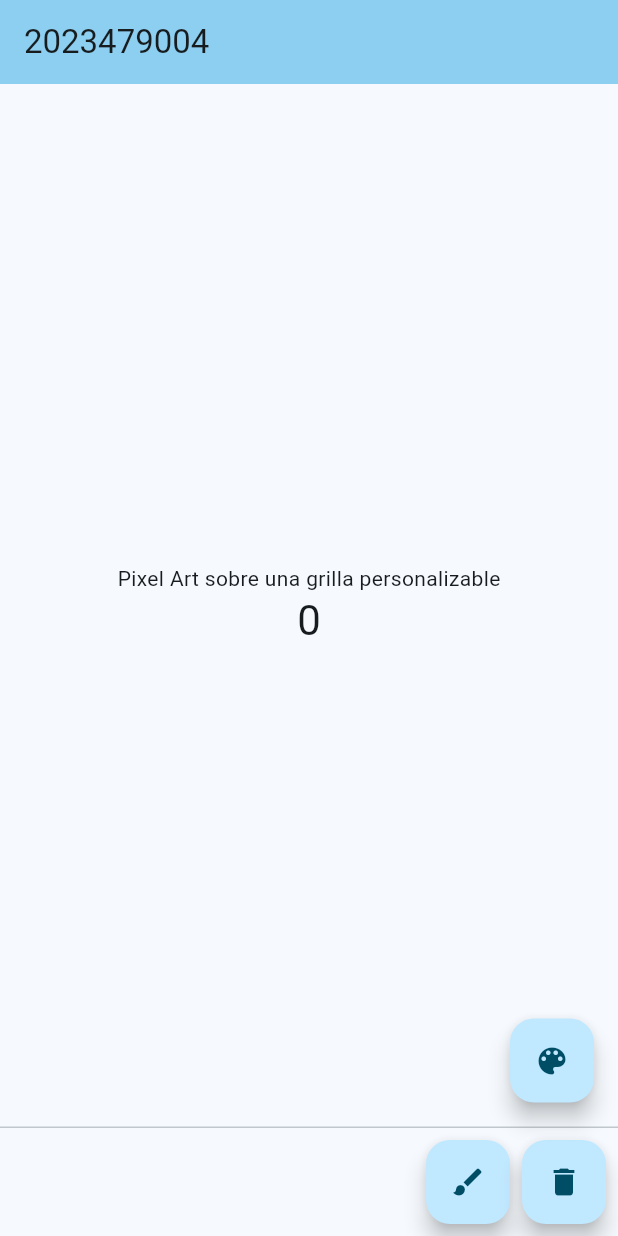
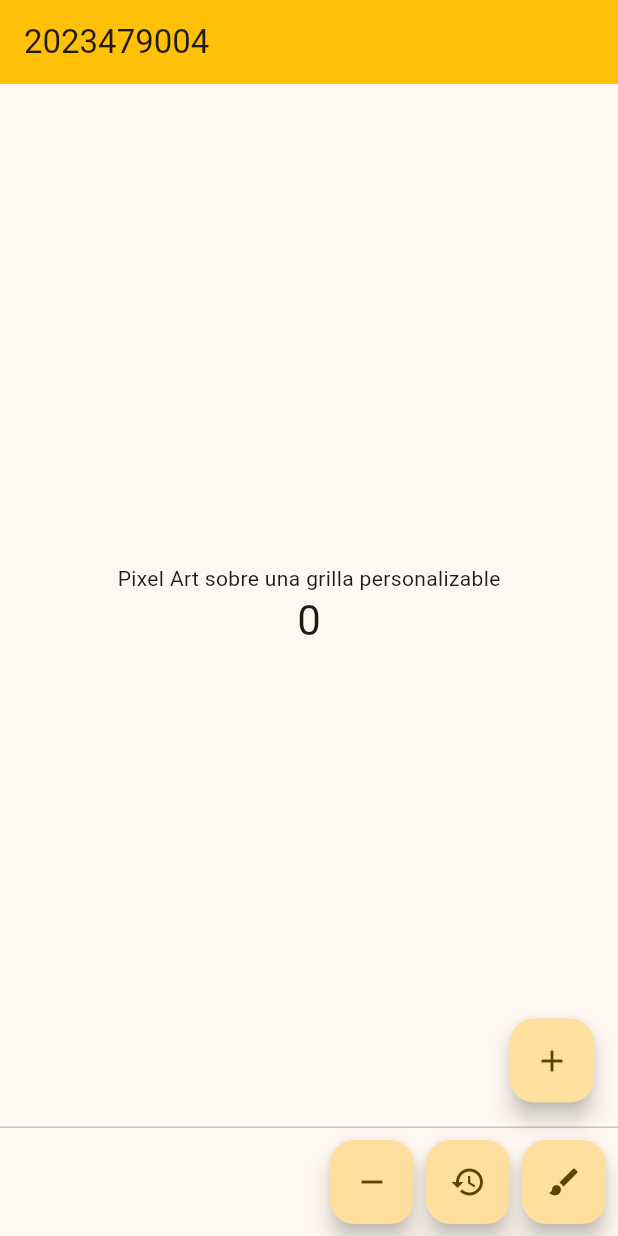
Before and after one commit to iondrw/3479A321_2023479004, a Flutter app: the screen it shows after launch, on a phone screen of 412 x 824 dp. Run offline on Flutter 3.47's test engine with Material 3 defaults, Android fonts, the phone set to English and light mode, and no system bars.

Commit message:
Laboratorio 2 finalizado

```diff
--- a/lib/main.dart
+++ b/lib/main.dart
@@ -1,4 +1,6 @@
 import 'package:flutter/material.dart';
+
+Color _appColor = Colors.amber;
 
 void main() {
   runApp(const MyApp());
@@ -29,7 +31,7 @@
         // This works for code too, not just values: Most code changes can be
         // tested with just a hot reload.
         colorScheme: ColorScheme.fromSeed(
-          seedColor: const Color.fromARGB(255, 20, 183, 237),
+          seedColor: _appColor, //const Color.fromARGB(255, 20, 183, 237),
         ),
       ),
       home: const MyHomePage(title: '2023479004'),
@@ -57,6 +59,7 @@
 
 class _MyHomePageState extends State<MyHomePage> {
   int _counter = 0;
+
   void _incrementCounter() {
     setState(() {
       // This call to setState tells the Flutter framework that something has
@@ -70,11 +73,6 @@
 
   void _decrementCounter() {
     setState(() {
-      // This call to setState tells the Flutter framework that something has
-      // changed in this State, which causes it to rerun the build method below
-      // so that the display can reflect the updated values. If we changed
-      // _counter without calling setState(), then the build method would not be
-      // called again, and so nothing would appear to happen.
       _counter--;
     });
   }
@@ -82,6 +80,12 @@
   void _resetCounter() {
     setState(() {
       _counter = 0;
+    });
+  }
+
+  void _changeColor() {
+    setState(() {
+      _appColor = const Color.fromARGB(255, 88, 5, 255);
     });
   }
 
@@ -98,7 +102,8 @@
         // TRY THIS: Try changing the color here to a specific color (to
         // Colors.amber, perhaps?) and trigger a hot reload to see the AppBar
         // change color while the other colors stay the same.
-        backgroundColor: Theme.of(context).colorScheme.inversePrimary,
+        backgroundColor:
+            _appColor, //Theme.of(context).colorScheme.inversePrimary,
         // Here we take the value from the MyHomePage object that was created by
         // the App.build method, and use it to set our appbar title.
         title: Text(widget.title),
@@ -133,20 +138,29 @@
       floatingActionButton: FloatingActionButton(
         onPressed: _incrementCounter,
         tooltip: 'Increment',
-        child: const Icon(Icons.color_lens_rounded),
+        child: const Icon(Icons.add),
       ), // This trailing comma makes auto-formatting nicer for build methods.
-      persistentFooterButtons: <Widget>[
+      persistentFooterButtons: FloatingButtonsLab2,
+    );
+  }
+
+  List<Widget> get FloatingButtonsLab2 {
+    return <Widget>[
       FloatingActionButton(
         onPressed: _decrementCounter,
         tooltip: 'Decrement',
-          child: const Icon(Icons.brush_rounded),
+        child: const Icon(Icons.remove),
       ),
       FloatingActionButton(
         onPressed: _resetCounter,
-          tooltip: "Reset",
-          child: const Icon(Icons.delete),
+        tooltip: 'Reset',
+        child: const Icon(Icons.restore),
       ),
-      ],
-    );
+      FloatingActionButton(
+        onPressed: _changeColor,
+        tooltip: 'ChangeColor',
+        child: Icon(Icons.brush_rounded),
+      ),
+    ];
   }
 }
```
Lines whose indentation alone changed are shown as unchanged.
